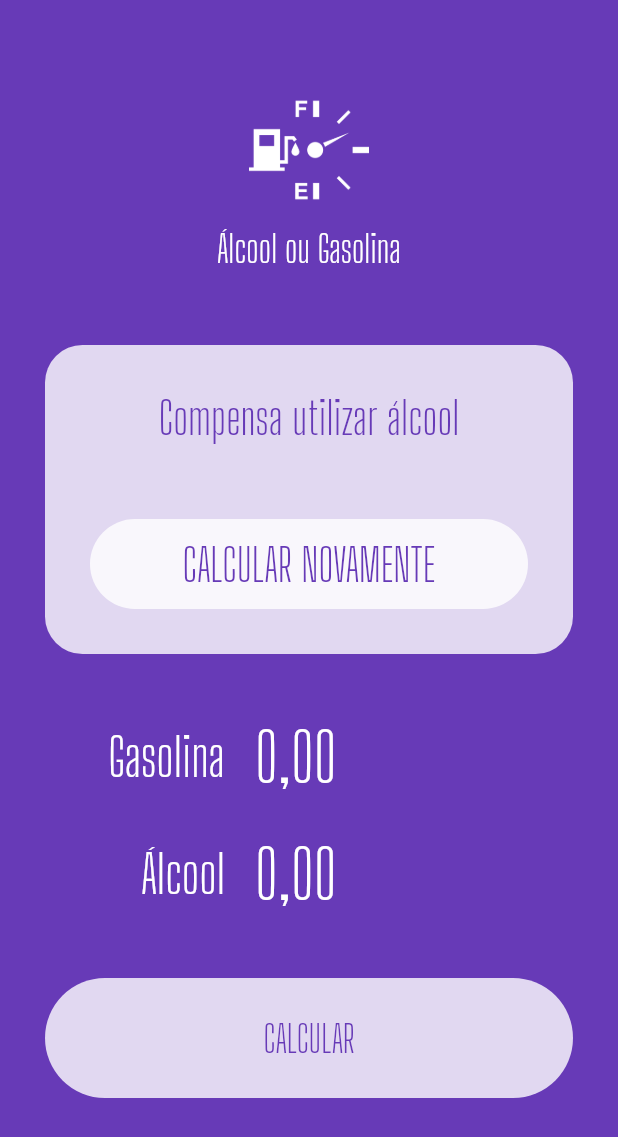
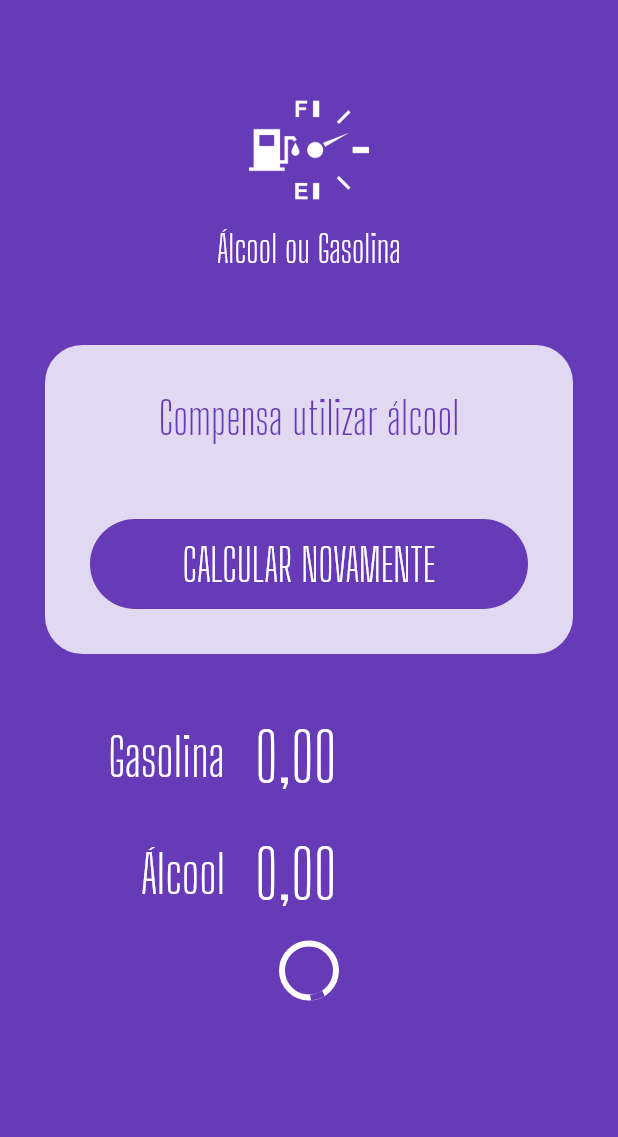
Before and after one commit to viniciusaugutis/flutter-alc-gasolina, a Flutter app: the screen it shows after launch, on a phone screen of 412 x 824 dp. Shown: the top 1137 px of the screen. Run offline on Flutter 3.47's test engine with Material 2 defaults, Android fonts, the phone set to English and light mode, and no system bars; our stand-ins replace flutter_masked_text.

Commit message:
Implementando widget para botão de loading

```diff
--- a/lib/main.dart
+++ b/lib/main.dart
@@ -1,4 +1,5 @@
 import 'package:alcoolgasolina/widgets/input.widget.dart';
+import 'package:alcoolgasolina/widgets/loading-button.widget.dart';
 import 'package:alcoolgasolina/widgets/logo.widget.dart';
 import 'package:flutter/material.dart';
 import 'package:flutter_masked_text/flutter_masked_text.dart';
@@ -50,46 +51,17 @@ class HomePage extends StatelessWidget {
                     textAlign: TextAlign.center,
                   ),
                   SizedBox(height: 20),
-                  Container(
-                    margin: EdgeInsets.all(30),
-                    height: 60,
-                    width: double.infinity,
-                    decoration: BoxDecoration(
-                      color: Colors.white.withOpacity(0.8),
-                      borderRadius: BorderRadius.circular(60),
-                    ),
-                    child: FlatButton(
-                      onPressed: () {},
-                      child: Text(
-                        "CALCULAR NOVAMENTE",
-                        style: TextStyle(
-                          color: Theme.of(context).primaryColor,
-                          fontSize: 30,
-                          fontFamily: "Big Shoulders Display",
-                        ),
-                      ),
-                    ),
-                  )
+                  LoadingButton(
+                      busy: false,
+                      func: () {},
+                      invert: true,
+                      text: "CALCULAR NOVAMENTE")
                 ],
               )),
           Input(ctr: _gasCtrl, label: "Gasolina"),
           Input(ctr: _alcCtrl, label: "Álcool"),
-          Container(
-              margin: EdgeInsets.all(30),
-              height: 80,
-              decoration: BoxDecoration(
-                  color: Colors.white.withOpacity(0.8),
-                  borderRadius: BorderRadius.circular(60)),
-              child: FlatButton(
-                child: Text(
-                  "CALCULAR",
-                  style: TextStyle(
-                      color: Theme.of(context).primaryColor,
-                      fontSize: 25,
-                      fontFamily: 'Big Shoulders Display'),
-                ),
-                onPressed: () {},
-              ))
+          LoadingButton(
+              busy: true, func: () {}, invert: false, text: "CALCULAR")
         ]));
   }
 }
--- /dev/null
+++ b/lib/widgets/loading-button.widget.dart
@@ -0,0 +1,45 @@
+import 'package:flutter/material.dart';
+
+class LoadingButton extends StatelessWidget {
+  var busy = false;
+  var invert = false;
+  Function func;
+  var text = "";
+
+  LoadingButton(
+      {@required this.busy,
+      @required this.func,
+      @required this.invert,
+      @required this.text});
+
+  @override
+  Widget build(BuildContext context) {
+    return busy
+        ? Container(
+            alignment: Alignment.center,
+            height: 50,
+            child: CircularProgressIndicator(backgroundColor: Colors.white))
+        : Container(
+            margin: EdgeInsets.all(30),
+            height: 60,
+            width: double.infinity,
+            decoration: BoxDecoration(
+              color: invert
+                  ? Theme.of(context).primaryColor
+                  : Colors.white.withOpacity(0.8),
+              borderRadius: BorderRadius.circular(60),
+            ),
+            child: FlatButton(
+              onPressed: func,
+              child: Text(
+                text,
+                style: TextStyle(
+                  color: invert ? Colors.white : Theme.of(context).primaryColor,
+                  fontSize: 30,
+                  fontFamily: "Big Shoulders Display",
+                ),
+              ),
+            ),
+          );
+  }
+}
```
